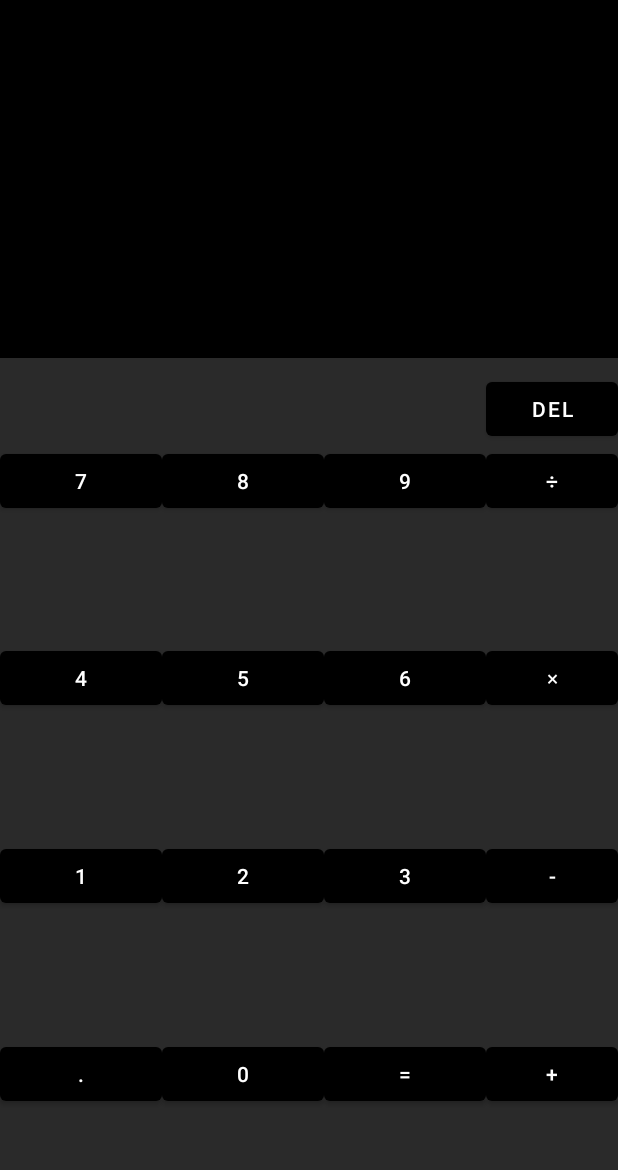
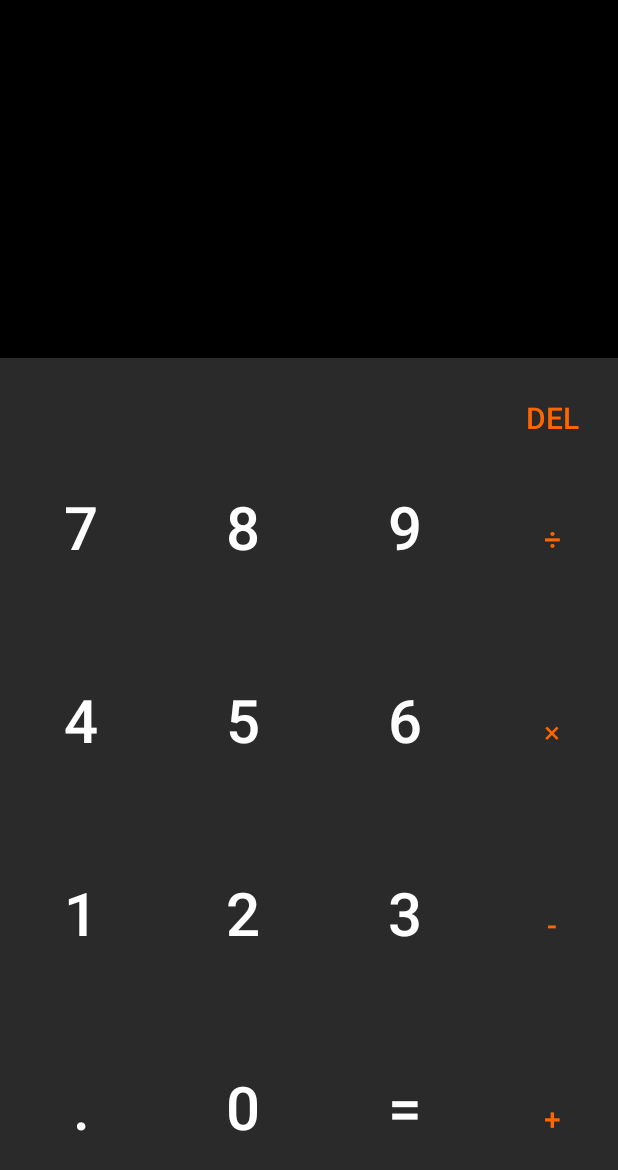
Before and after one commit to nwaeme-olise/KalQlatorApp, an Android app: the screen it shows after launch (MainActivity), on a phone screen of 412 x 824 dp. Shown: the top 1170 px of the screen. Run offline under Robolectric (Android 15) with nearby library versions, the phone set to English and light mode, and no system bars.

```diff
--- /dev/null
+++ b/app/src/main/res/values/styles.xml
@@ -0,0 +1,13 @@
+<?xml version="1.0" encoding="utf-8"?>
+<resources>
+    <style name="NumberButton" parent="android:Widget.Material.Button.Borderless">
+        <item name="android:textSize">40sp</item>
+        <item name="android:padding">10dp</item>
+    </style>
+
+    <style name="OperatorButton" parent="android:Widget.Material.Button.Borderless">
+        <item name="android:textSize">20sp</item>
+        <item name="android:textColor">@color/orange</item>
+        <item name="android:padding">10dp</item>
+    </style>
+</resources>
```
Also changed, not shown: app/src/main/java/com/example/kalqulatorapp/MainActivity.kt (+28 -0 lines).
